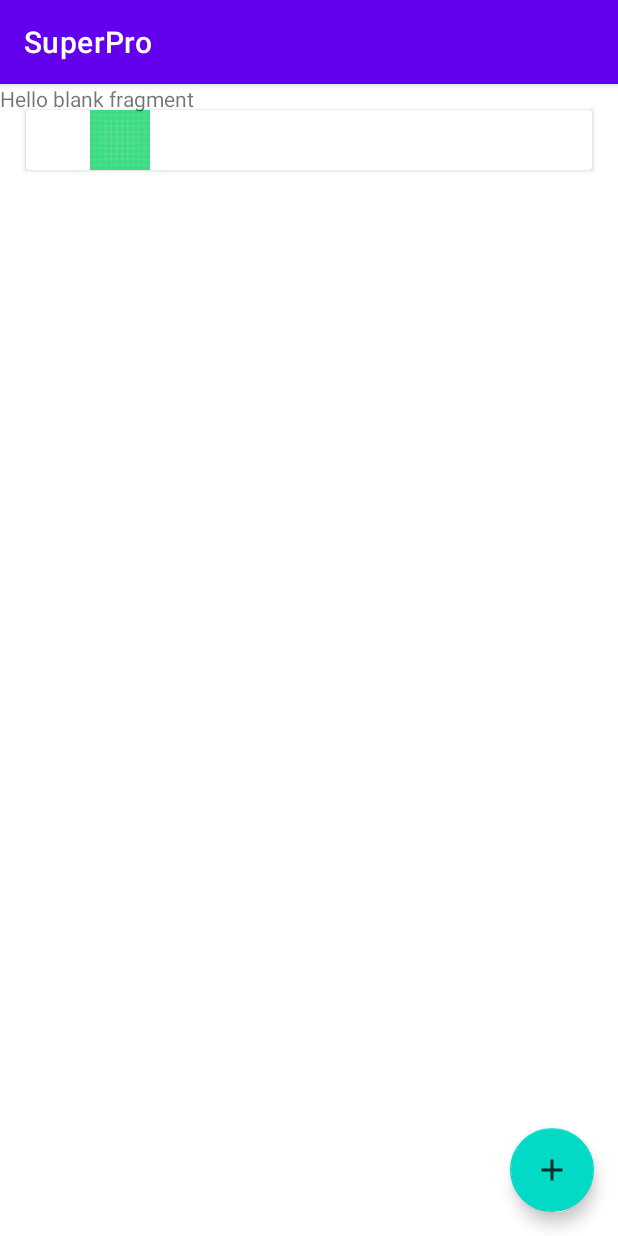
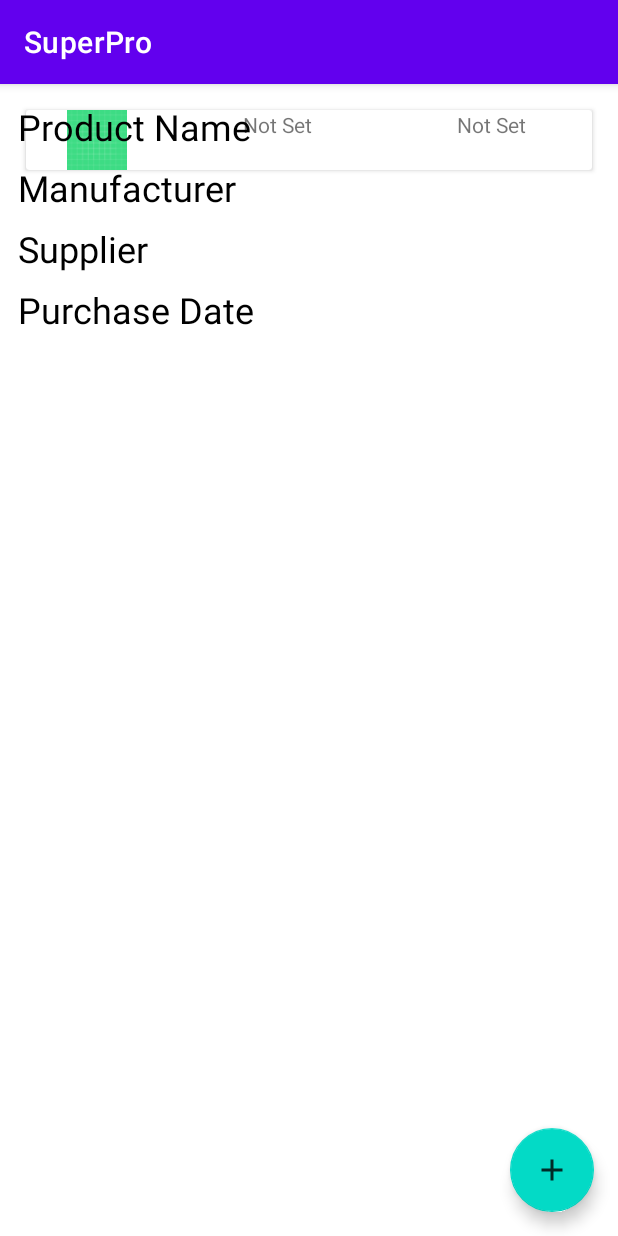
Before and after one commit to ernestkoko/SuperPro, an Android app: the fragment ProductDetails placed in its activity, on a phone screen of 412 x 824 dp. Run offline under Robolectric (Android 15) with nearby library versions, the phone set to English and light mode, and no system bars; our stand-ins replace Room's generated code, data binding, navigation-ui.

Commit message:
Added viewModel for the details fragment

```diff
--- a/app/src/main/java/com/ernestkoko/superpro/ProductDetails.kt
+++ /dev/null
@@ -1,22 +0,0 @@
-package com.ernestkoko.superpro
-
-import android.os.Bundle
-import androidx.fragment.app.Fragment
-import android.view.LayoutInflater
-import android.view.View
-import android.view.ViewGroup
-
-/**
- * A simple [Fragment] subclass.
- */
-class ProductDetails : Fragment() {
-
-    override fun onCreateView(
-        inflater: LayoutInflater, container: ViewGroup?,
-        savedInstanceState: Bundle?
-    ): View? {
-        // Inflate the layout for this fragment
-        return inflater.inflate(R.layout.fragment_product_details, container, false)
-    }
-
-}
--- a/app/src/main/java/com/ernestkoko/superpro/data/Products.kt
+++ b/app/src/main/java/com/ernestkoko/superpro/data/Products.kt
@@ -3,13 +3,31 @@
 import androidx.room.ColumnInfo
 import androidx.room.Entity
 import androidx.room.PrimaryKey
+
 @Entity(tableName = "products_table")
 data class Product(
+    //product id. It is the primary key and it is autoGenerated
     @PrimaryKey(autoGenerate = true)
     val id: Long = 0,
+
+    //product name
     @ColumnInfo(name = "products_name")
-    var productName: String?,
+    var productName: String,
+
+    //product quantity
+    @ColumnInfo(name = "product_quantity")
+    var productQuantity: Long = 1,
+
+    //product expiry date
+    @ColumnInfo(name = "product_Expiry_date")
+    var productExpiryDate: Long? = null,
+
+    //product manufacturer
     @ColumnInfo(name = "manufacturer")
-    var prodManufacturer: String?
+    var prodManufacturer: String? = null,
+
+    // date of inventory
+    @ColumnInfo(name = "inventory_date")
+    val productInventoryDate: Long = System.currentTimeMillis()
 
 )
--- a/app/src/main/java/com/ernestkoko/superpro/data/ProductsDao.kt
+++ b/app/src/main/java/com/ernestkoko/superpro/data/ProductsDao.kt
@@ -10,14 +10,17 @@
     fun getProductsByName(): LiveData<List<Product>>
 
     // insert a product in the table. suspend keeps the operation will when it can perform
-    @Insert(onConflict = OnConflictStrategy.REPLACE)
+    @Insert(onConflict = OnConflictStrategy.IGNORE)
     suspend fun insert(product: Product )
     //update product
-    @Update
+    @Update(onConflict = OnConflictStrategy.REPLACE)
     suspend fun update(product: Product)
     //get a product
     @Query("SELECT * FROM products_table ORDER BY id LIMIT 1")
     fun getAProduct(): Product
+    //get a product by id
+    @Query("SELECT * FROM products_table WHERE id = :key")
+    fun getProductById(key: Long): Product
 
     //get all products by ID
     @Query("SELECT * FROM products_table ORDER BY id ASC")
--- /dev/null
+++ b/app/src/main/java/com/ernestkoko/superpro/screens/product_details/ProductDetails.kt
@@ -0,0 +1,41 @@
+package com.ernestkoko.superpro.screens.product_details
+
+import android.os.Bundle
+import androidx.fragment.app.Fragment
+import android.view.LayoutInflater
+import android.view.View
+import android.view.ViewGroup
+import androidx.databinding.DataBindingUtil
+import androidx.lifecycle.ViewModelProvider
+import com.ernestkoko.superpro.R
+import com.ernestkoko.superpro.databinding.FragmentProductDetailsBinding
+
+/**
+ * A simple [Fragment] subclass.
+ */
+class ProductDetails : Fragment() {
+
+    override fun onCreateView(
+        inflater: LayoutInflater, container: ViewGroup?,
+        savedInstanceState: Bundle?
+    ): View? {
+       //use binding class to inflate view
+        val binding: FragmentProductDetailsBinding = DataBindingUtil.inflate(
+            inflater, R.layout.fragment_product_details, container, false
+        )
+
+        //get the application
+        val application = requireNotNull(this.activity).application
+        //create the viewModel factory
+        val viewModelFactory = ProductDetailsViewModelFactory(application)
+        //create the viewModel from the factory
+        val viewModel = ViewModelProvider(this, viewModelFactory).get(ProductDetailsViewModel::class.java)
+        // get the fragment to be aware of the vieModel data binding to the xml file
+        binding.productDetailsViewModel= viewModel
+        //set the lifecycle owner to this
+        binding.setLifecycleOwner(this)
+
+        return binding.root
+    }
+
+}
--- /dev/null
+++ b/app/src/main/java/com/ernestkoko/superpro/screens/product_details/ProductDetailsViewModel.kt
@@ -0,0 +1,18 @@
+package com.ernestkoko.superpro.screens.product_details
+
+import android.app.Application
+import androidx.lifecycle.AndroidViewModel
+import com.ernestkoko.superpro.data.ProductDatabase
+import com.ernestkoko.superpro.data.ProductRepository
+
+class ProductDetailsViewModel(application: Application): AndroidViewModel(application){
+
+    // instantiate the repository
+    private val repository: ProductRepository
+    init {
+        // create access to the Dao through the database instance
+        val productDao = ProductDatabase.getDataBase(application).productDao()
+        //initialise the repository
+        repository = ProductRepository(productDao)
+    }
+}
--- /dev/null
+++ b/app/src/main/java/com/ernestkoko/superpro/screens/product_details/ProductDetailsViewModelFactory.kt
@@ -0,0 +1,17 @@
+package com.ernestkoko.superpro.screens.product_details
+
+import android.app.Application
+import androidx.lifecycle.ViewModel
+import androidx.lifecycle.ViewModelProvider
+import java.lang.IllegalArgumentException
+
+class ProductDetailsViewModelFactory(private val application: Application):
+    ViewModelProvider.Factory{
+    override fun <T : ViewModel?> create(modelClass: Class<T>): T {
+        if (modelClass.isAssignableFrom(ProductDetailsViewModel::class.java)){
+            return ProductDetailsViewModel(application) as T
+        }
+        throw IllegalArgumentException("Unknown view Model class")
+    }
+
+}
--- a/app/src/main/java/com/ernestkoko/superpro/screens/products/ProductsFragment.kt
+++ b/app/src/main/java/com/ernestkoko/superpro/screens/products/ProductsFragment.kt
@@ -71,9 +71,10 @@
         viewModel.allProducts1.observe(viewLifecycleOwner, Observer {
             it?.let {
                 //listAdapter uses submitList()
+                //submit the list of Products to the adapter
                adapter.submitList(it)
 
-                Log.i("ProductsFrag", it.toString())
+               // Log.i("ProductsFrag", it.toString())
             }
 
         })
@@ -82,6 +83,7 @@
 
 
        binding.addFab.setOnClickListener{view ->
+           // navigate to the new product fragment where new product can be added
            view.findNavController().navigate(R.id.action_productsFragment_to_newProductFragment)
        }
 
--- a/app/src/main/res/layout/fragment_product_details.xml
+++ b/app/src/main/res/layout/fragment_product_details.xml
@@ -1,14 +1,43 @@
 <?xml version="1.0" encoding="utf-8"?>
-<FrameLayout xmlns:android="http://schemas.android.com/apk/res/android"
-    xmlns:tools="http://schemas.android.com/tools"
+<layout xmlns:android="http://schemas.android.com/apk/res/android"
+    xmlns:tools="http://schemas.android.com/tools">
+    <data>
+        <variable
+            name="productDetailsViewModel"
+            type="com.ernestkoko.superpro.screens.product_details.ProductDetailsViewModel" />
+
+    </data>
+<ScrollView
     android:layout_width="match_parent"
     android:layout_height="match_parent"
-    tools:context=".ProductDetails">
+    tools:context=".screens.product_details.ProductDetails">
 
-    <!-- TODO: Update blank fragment layout -->
-    <TextView
+
+    <LinearLayout
         android:layout_width="match_parent"
         android:layout_height="match_parent"
-        android:text="@string/hello_blank_fragment" />
+        android:orientation="vertical"
+        android:layout_margin="@dimen/margin_12dp"
+        android:text="@string/hello_blank_fragment" >
+        <com.google.android.material.textview.MaterialTextView
+            android:id="@+id/product_name_text_view"
+            android:text="Product Name"
+            style="@style/text_view_style" />
+        <com.google.android.material.textview.MaterialTextView
+            style="@style/text_view_style"
+            android:id="@+id/product_manu_text_view"
+            android:text="Manufacturer"/>
+        <com.google.android.material.textview.MaterialTextView
+            style="@style/text_view_style"
+            android:id="@+id/supplier_text_view"
+            android:text="Supplier"/>
+        <com.google.android.material.textview.MaterialTextView
+            style="@style/text_view_style"
+            android:id="@+id/inventory_date"
+            android:text="Purchase Date"/>
 
-</FrameLayout>
+
+    </LinearLayout>
+
+</ScrollView>
+</layout>
--- a/app/src/main/res/navigation/navigation.xml
+++ b/app/src/main/res/navigation/navigation.xml
@@ -28,7 +28,7 @@
     </fragment>
     <fragment
         android:id="@+id/productDetails"
-        android:name="com.ernestkoko.superpro.ProductDetails"
+        android:name="com.ernestkoko.superpro.screens.product_details.ProductDetails"
         android:label="fragment_product_details"
         tools:layout="@layout/fragment_product_details" >
         <action
--- a/app/src/main/res/values/styles.xml
+++ b/app/src/main/res/values/styles.xml
@@ -8,4 +8,12 @@
         <item name="colorAccent">@color/colorAccent</item>
     </style>
 
+    <style name="text_view_style">
+        <item name="android:layout_marginBottom">8dp</item>
+        <item name="android:layout_width">match_parent</item>
+        <item name="android:layout_height">wrap_content</item>
+        <item name="android:textSize">24sp</item>
+        <item name="android:textAppearance">@style/Theme.AppCompat.Light.DarkActionBar</item>
+    </style>
+
 </resources>
```
Also changed, not shown: app/src/main/java/com/ernestkoko/superpro/data/ProductDatabase.kt (+19 -19 lines), app/src/main/java/com/ernestkoko/superpro/data/ProductRepository.kt (+4 -3 lines), app/src/main/java/com/ernestkoko/superpro/screens/newproducts/NewProductFragment.kt (+66 -13 lines), app/src/main/java/com/ernestkoko/superpro/screens/newproducts/NewProductViewModel.kt (+72 -4 lines), app/src/main/res/layout/fragment_new_product.xml (+6 -2 lines).
